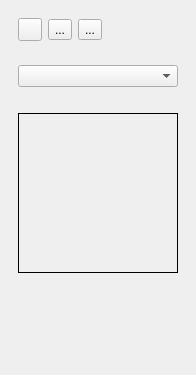
Before: the Qt Designer form trunk/forms/TexturePropertiesView.ui in ethiago/shader-labs, drawn with Qt 5.
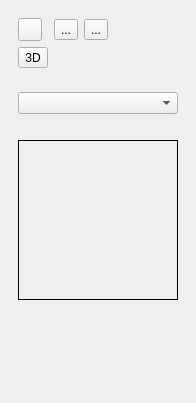
After: the same form once the commit is applied. Icons and pictures are not drawn.

What changed in the file:
```diff
--- a/trunk/forms/TexturePropertiesView.ui
+++ b/trunk/forms/TexturePropertiesView.ui
@@ -7,13 +7,13 @@
     <x>0</x>
     <y>0</y>
     <width>196</width>
-    <height>375</height>
+    <height>403</height>
    </rect>
   </property>
   <property name="minimumSize">
    <size>
     <width>196</width>
-    <height>315</height>
+    <height>403</height>
    </size>
   </property>
   <property name="autoFillBackground">
@@ -32,8 +32,8 @@
    <layout class="QVBoxLayout" name="verticalLayout">
     <item>
      <widget class="QWidget" name="widget" native="true">
-      <layout class="QHBoxLayout" name="horizontalLayout">
-       <item>
+      <layout class="QGridLayout" name="gridLayout">
+       <item row="0" column="1">
         <widget class="QToolButton" name="addButton">
          <property name="text">
           <string/>
@@ -44,18 +44,7 @@
          </property>
         </widget>
        </item>
-       <item>
-        <widget class="QToolButton" name="loadButton">
-         <property name="text">
-          <string>...</string>
-         </property>
-         <property name="icon">
-          <iconset resource="../shaderlab.qrc">
-           <normaloff>:/ico/img/exchange.png</normaloff>:/ico/img/exchange.png</iconset>
-         </property>
-        </widget>
-       </item>
-       <item>
+       <item row="0" column="4">
         <widget class="QToolButton" name="removeButton">
          <property name="text">
           <string>...</string>
@@ -66,7 +55,18 @@
          </property>
         </widget>
        </item>
-       <item>
+       <item row="0" column="3">
+        <widget class="QToolButton" name="loadButton">
+         <property name="text">
+          <string>...</string>
+         </property>
+         <property name="icon">
+          <iconset resource="../shaderlab.qrc">
+           <normaloff>:/ico/img/exchange.png</normaloff>:/ico/img/exchange.png</iconset>
+         </property>
+        </widget>
+       </item>
+       <item row="0" column="5">
         <spacer name="horizontalSpacer">
          <property name="orientation">
           <enum>Qt::Horizontal</enum>
@@ -79,6 +79,13 @@
          </property>
         </spacer>
        </item>
+       <item row="1" column="1">
+        <widget class="QToolButton" name="add3DButton">
+         <property name="text">
+          <string>3D</string>
+         </property>
+        </widget>
+       </item>
       </layout>
      </widget>
     </item>
```
